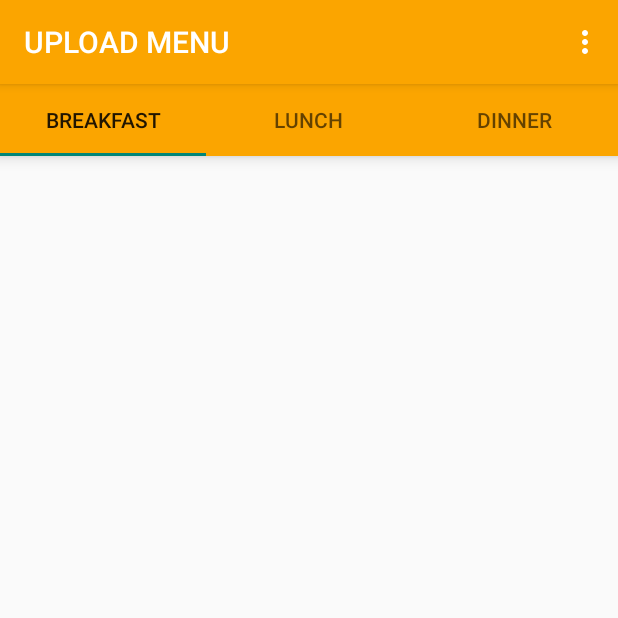
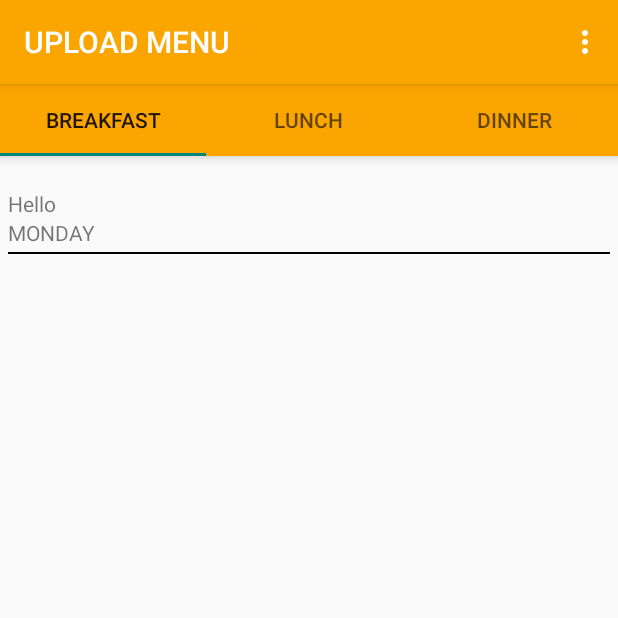
Before and after one commit to prot95/Hestia_first, an Android app: the upload_breakfast screen opened directly, with no data from a screen before it, on a phone screen of 412 x 824 dp, the top half of it. Run offline under Robolectric (Android 15) with nearby library versions, the phone set to English and light mode, and no system bars.

Commit message:
layout of upload menu set

```diff
--- a/app/src/main/java/com/example/protichi/hestia_first/upload_breakfast.java
+++ b/app/src/main/java/com/example/protichi/hestia_first/upload_breakfast.java
@@ -1,13 +1,12 @@
 package com.example.protichi.hestia_first;
 
-import android.app.Activity;
-import android.net.Uri;
 import android.os.Bundle;
 import android.support.v4.app.Fragment;
 import android.view.LayoutInflater;
 import android.view.View;
 import android.view.ViewGroup;
-
+import android.widget.LinearLayout;
+import android.widget.TextView;
 
 
 public class upload_breakfast extends Fragment {
@@ -28,7 +27,23 @@ public class upload_breakfast extends Fragment {
     public View onCreateView(LayoutInflater inflater, ViewGroup container,
                              Bundle savedInstanceState) {
         // Inflate the layout for this fragment
-        return inflater.inflate(R.layout.fragment_upload_breakfast, container, false);
+        View setView = inflater.inflate(R.layout.fragment_upload_menu, container, false);
+
+        return setView;
+
+    }
+
+    @Override
+    public void onActivityCreated(Bundle savedInstanceState)
+    {
+        super.onActivityCreated(savedInstanceState);
+        LinearLayout layout_upload_menu = (LinearLayout)getView(). findViewById(R.id.fragments_menu_layout);
+        View child = getActivity().getLayoutInflater().inflate(R.layout.fragment_upload_lunch, null);
+
+        layout_upload_menu.addView(child);
+        TextView t_child = (TextView)getView().findViewById(R.id.day);
+        t_child.setText("MONDAY");
+
     }
 
 }
--- a/app/src/main/java/com/example/protichi/hestia_first/upload_dinner.java
+++ b/app/src/main/java/com/example/protichi/hestia_first/upload_dinner.java
@@ -27,7 +27,7 @@ public class upload_dinner extends Fragment {
     public View onCreateView(LayoutInflater inflater, ViewGroup container,
                              Bundle savedInstanceState) {
         // Inflate the layout for this fragment
-        return inflater.inflate(R.layout.fragment_upload_dinner, container, false);
+        return inflater.inflate(R.layout.fragment_upload_menu, container, false);
     }
 
 
--- a/app/src/main/java/com/example/protichi/hestia_first/upload_lunch.java
+++ b/app/src/main/java/com/example/protichi/hestia_first/upload_lunch.java
@@ -26,7 +26,7 @@ public class upload_lunch extends Fragment {
     public View onCreateView(LayoutInflater inflater, ViewGroup container,
                              Bundle savedInstanceState) {
         // Inflate the layout for this fragment
-        return inflater.inflate(R.layout.fragment_upload_lunch, container, false);
+        return inflater.inflate(R.layout.fragment_upload_menu, container, false);
     }
 
 
--- a/app/src/main/res/layout/fragment_upload_breakfast.xml
+++ /dev/null
@@ -1,9 +0,0 @@
-<ScrollView xmlns:android="http://schemas.android.com/apk/res/android"
-    xmlns:tools="http://schemas.android.com/tools" android:layout_width="match_parent"
-    android:layout_height="match_parent"
-    tools:context="com.example.protichi.hestia_first.upload_breakfast">
-
-    <!-- TODO: Update blank fragment layout -->
-
-
-</ScrollView>
--- a/app/src/main/res/layout/fragment_upload_lunch.xml
+++ b/app/src/main/res/layout/fragment_upload_lunch.xml
@@ -1,10 +1,17 @@
-<FrameLayout xmlns:android="http://schemas.android.com/apk/res/android"
+<LinearLayout xmlns:android="http://schemas.android.com/apk/res/android"
     xmlns:tools="http://schemas.android.com/tools" android:layout_width="match_parent"
     android:layout_height="match_parent"
-    tools:context="com.example.protichi.hestia_first.upload_lunch">
+    tools:context="com.example.protichi.hestia_first.upload_lunch"
+    android:orientation="vertical">
 
     <!-- TODO: Update blank fragment layout -->
-    <TextView android:layout_width="match_parent" android:layout_height="match_parent"
-        android:text="@string/hello_blank_fragment" />
+    <TextView android:layout_width="match_parent"
+        android:layout_height="wrap_content"
+        android:id="@+id/day"
+        android:paddingBottom="3dp"/>
+    <View
+        android:layout_width="fill_parent"
+        android:layout_height="1dip"
+        android:background="#000000" />
 
-</FrameLayout>
+</LinearLayout>
--- /dev/null
+++ b/app/src/main/res/layout/fragment_upload_menu.xml
@@ -0,0 +1,23 @@
+<ScrollView xmlns:android="http://schemas.android.com/apk/res/android"
+    xmlns:tools="http://schemas.android.com/tools" android:layout_width="match_parent"
+    android:layout_height="match_parent"
+    tools:context="com.example.protichi.hestia_first.upload_breakfast">
+
+    <!-- TODO: Update blank fragment layout -->
+    <LinearLayout
+        android:layout_width="match_parent"
+        android:layout_height="wrap_content"
+        android:orientation="vertical"
+        android:paddingTop="70dp"
+        android:paddingLeft="5dp"
+        android:paddingRight="5dp"
+        android:id="@+id/fragments_menu_layout">
+        <TextView
+            android:layout_width="match_parent"
+            android:layout_height="wrap_content"
+            android:text="Hello"/>
+
+    </LinearLayout>
+
+
+</ScrollView>
```
